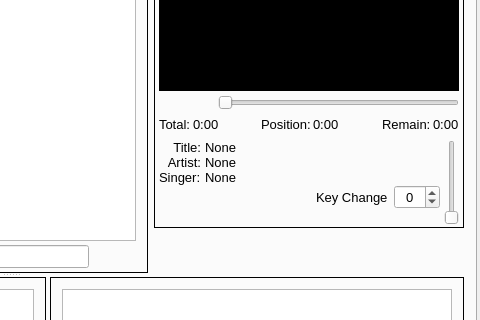
This is OpenKJ/mainwindow.ui in OpenKJ/OpenKJ as Qt 5 draws it before an edit; both pictures show x 484 to 964 and y 166 to 486 of the 964 by 741 pixel window. The edited form follows.
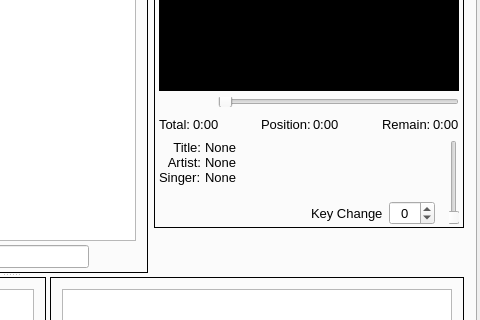
This is the edited form. Icons and pictures are not drawn. Custom widgets are drawn as their Qt base class.

```diff
--- a/OpenKJ/mainwindow.ui
+++ b/OpenKJ/mainwindow.ui
@@ -973,6 +973,12 @@
                             <verstretch>0</verstretch>
                            </sizepolicy>
                           </property>
+                          <property name="maximumSize">
+                           <size>
+                            <width>16777215</width>
+                            <height>10</height>
+                           </size>
+                          </property>
                           <property name="orientation">
                            <enum>Qt::Horizontal</enum>
                           </property>
@@ -1291,6 +1297,22 @@
                          </property>
                         </widget>
                        </item>
+                       <item>
+                        <spacer name="verticalSpacer_5">
+                         <property name="orientation">
+                          <enum>Qt::Vertical</enum>
+                         </property>
+                         <property name="sizeType">
+                          <enum>QSizePolicy::MinimumExpanding</enum>
+                         </property>
+                         <property name="sizeHint" stdset="0">
+                          <size>
+                           <width>20</width>
+                           <height>5</height>
+                          </size>
+                         </property>
+                        </spacer>
+                       </item>
                        <item>
                         <layout class="QHBoxLayout" name="horizontalLayout_20">
                          <item>
@@ -1350,23 +1372,23 @@
                            </property>
                           </widget>
                          </item>
-                        </layout>
-                       </item>
                        <item>
-                        <spacer name="verticalSpacer_5">
+                          <spacer name="horizontalSpacer_3">
                          <property name="orientation">
-                          <enum>Qt::Vertical</enum>
+                            <enum>Qt::Horizontal</enum>
                          </property>
                          <property name="sizeType">
-                          <enum>QSizePolicy::MinimumExpanding</enum>
+                            <enum>QSizePolicy::Fixed</enum>
                          </property>
                          <property name="sizeHint" stdset="0">
                           <size>
-                           <width>20</width>
-                           <height>5</height>
+                             <width>10</width>
+                             <height>20</height>
                           </size>
                          </property>
                         </spacer>
+                         </item>
+                        </layout>
                        </item>
                       </layout>
                      </item>
@@ -1378,6 +1400,12 @@
                          <verstretch>0</verstretch>
                         </sizepolicy>
                        </property>
+                       <property name="maximumSize">
+                        <size>
+                         <width>10</width>
+                         <height>16777215</height>
+                        </size>
+                       </property>
                        <property name="focusPolicy">
                         <enum>Qt::NoFocus</enum>
                        </property>
@@ -2531,7 +2559,7 @@
      <x>0</x>
      <y>0</y>
      <width>964</width>
-     <height>25</height>
+     <height>21</height>
     </rect>
    </property>
    <widget class="QMenu" name="menuFile">
```
Lines whose indentation alone changed are shown as unchanged.
